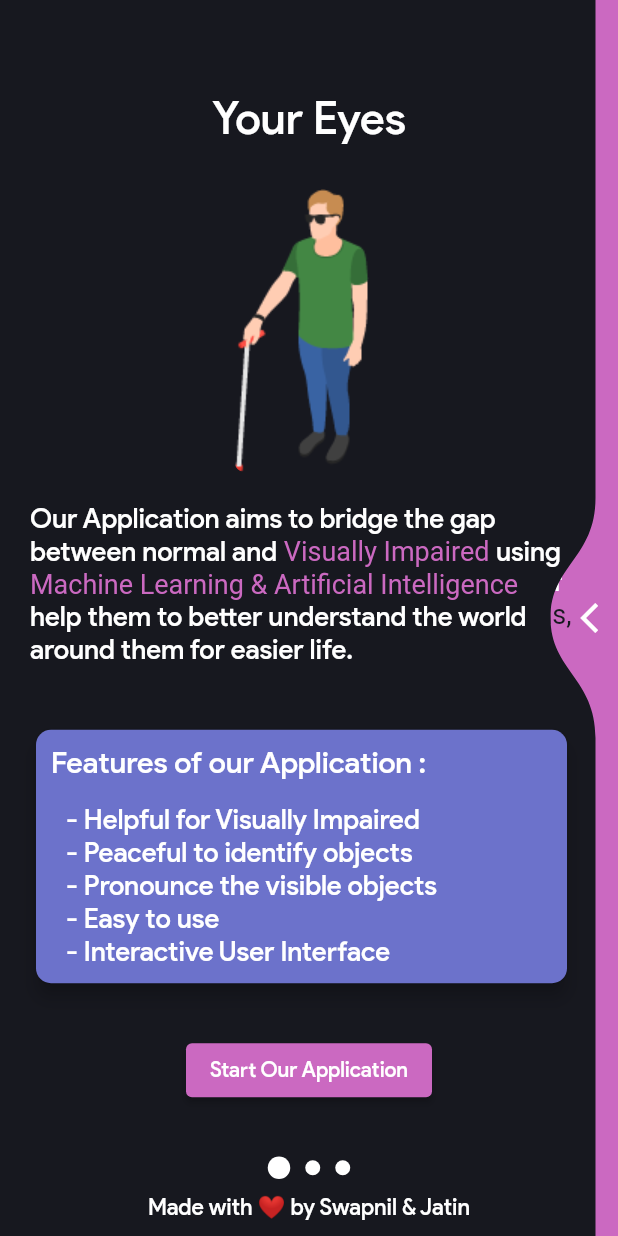
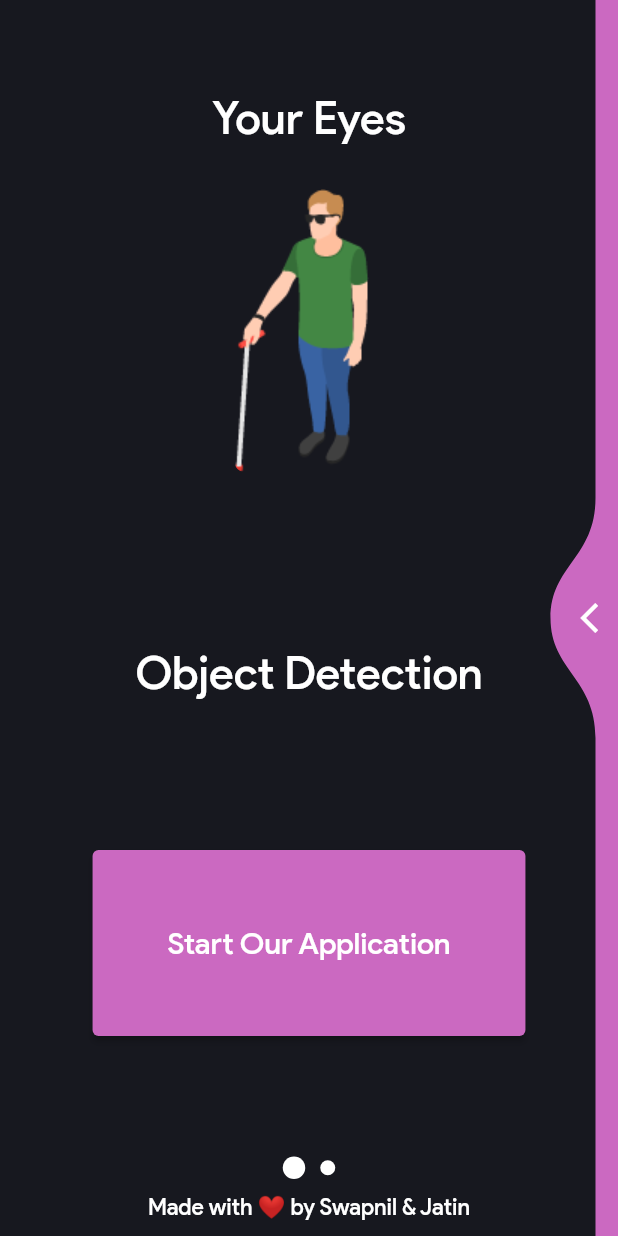
Before and after one commit to swapnilsparsh/YourEyes, a Flutter app: the screen it shows after launch, on a phone screen of 412 x 824 dp. Run offline on Flutter 3.47's test engine with Material 2 defaults, Android fonts, the phone set to English and light mode, and no system bars; drawn by our look-alikes of liquid_swipe; our stand-ins replace camera, flutter_tts, splashscreen; missing offline and left inert: telephony, tflite.

Commit message:
UI Changed

```diff
--- a/lib/content/page1.dart
+++ b/lib/content/page1.dart
@@ -43,76 +43,18 @@ class PageOne extends StatelessWidget {
                     borderRadius: BorderRadius.circular(8.0),
                     child: Image.asset('assets/images/your_eyes.png'),
                   ),
-                  SizedBox(
-                    height: 20.0,
-                  ),
-                  Text.rich(
-                    TextSpan(
-                      text:
-                          'Our Application aims to bridge the gap between normal and',
-                      style: TextStyle(
-                        fontSize: 18,
-                        fontFamily: 'OpenSans',
-                        decoration: TextDecoration.none,
-                        color: Colors.white,
-                      ),
-                      children: <TextSpan>[
-                        TextSpan(
-                          text: ' Visually Impaired ',
-                          style: TextStyle(
-                            fontStyle: FontStyle.normal,
-                            color: Color.fromRGBO(203, 105, 193, 1),
-                          ),
-                        ),
-                        TextSpan(
-                          text:
-                              'using',
-                        ),
-                        TextSpan(
-                          text: ' Machine Learning & Artificial Intelligence ',
-                          style: TextStyle(
-                            fontStyle: FontStyle.normal,
-                            color: Color.fromRGBO(203, 105, 193, 1),
-                          ),
-                        ),
-                        TextSpan(
-                          text:
-                              'help them to better understand the world around them for easier life.',
-                        ),
-                      ],
-                    ),
-                  )
                 ],
               ),
             ),
           ),
           Spacer(),
-          Column(
-            children: [
-              Container(
-                padding: new EdgeInsets.only(
-                  bottom: 10.0,
-                  left: 20.0,
-                  right: 30.0,
-                ),
-                child: Card(
-                  shape: RoundedRectangleBorder(
-                    borderRadius: BorderRadius.circular(10.0),
-                  ),
-                  color: Color.fromRGBO(108, 114, 203, 1),
-                  elevation: 5,
-                  child: Column(
-                    mainAxisSize: MainAxisSize.min,
-                    children: [
-                      Padding(
-                        padding: EdgeInsets.all(10.0),
-                        child: Align(
-                          alignment: Alignment.centerLeft,
+          Center(
+            child: Padding(
+              padding: EdgeInsets.only(top: 30.0),
               child: Text(
-                            'Features of our Application :',
-                            textAlign: TextAlign.left,
+                'Object Detection',
                 style: TextStyle(
-                              fontSize: 20,
+                  fontSize: 30,
                   fontFamily: 'OpenSans',
                   decoration: TextDecoration.none,
                   color: Colors.white,
@@ -120,38 +62,73 @@ class PageOne extends StatelessWidget {
               ),
             ),
           ),
-                      Padding(
-                        padding: EdgeInsets.only(
-                          top: 5.0,
-                          left: 20.0,
-                          right: 5.0,
-                          bottom: 10.0,
-                        ),
-                        child: Align(
-                          alignment: Alignment.centerLeft,
-                          child: Text(
-                            '- Helpful for Visually Impaired \n- Peaceful to identify objects \n- Pronounce the visible objects \n- Easy to use  \n- Interactive User Interface',
-                            textAlign: TextAlign.left,
-                            style: TextStyle(
-                              fontSize: 18,
-                              fontFamily: 'OpenSans',
-                              decoration: TextDecoration.none,
-                              color: Colors.white,
-                            ),
-                          ),
-                        ),
-                      ),
-                    ],
-                  ),
-                ),
-              ),
-            ],
-          ),
+          // Column(
+          //   children: [
+          //     Container(
+          //       padding: new EdgeInsets.only(
+          //         bottom: 10.0,
+          //         left: 20.0,
+          //         right: 30.0,
+          //       ),
+          //       child: Card(
+          //         shape: RoundedRectangleBorder(
+          //           borderRadius: BorderRadius.circular(10.0),
+          //         ),
+          //         color: Color.fromRGBO(108, 114, 203, 1),
+          //         elevation: 5,
+          //         child: Column(
+          //           mainAxisSize: MainAxisSize.min,
+          //           children: [
+          //             Padding(
+          //               padding: EdgeInsets.all(10.0),
+          //               child: Align(
+          //                 alignment: Alignment.centerLeft,
+          //                 child: Text(
+          //                   'Features of our Application :',
+          //                   textAlign: TextAlign.left,
+          //                   style: TextStyle(
+          //                     fontSize: 20,
+          //                     fontFamily: 'OpenSans',
+          //                     decoration: TextDecoration.none,
+          //                     color: Colors.white,
+          //                   ),
+          //                 ),
+          //               ),
+          //             ),
+          //             Padding(
+          //               padding: EdgeInsets.only(
+          //                 top: 5.0,
+          //                 left: 20.0,
+          //                 right: 5.0,
+          //                 bottom: 10.0,
+          //               ),
+          //               child: Align(
+          //                 alignment: Alignment.centerLeft,
+          //                 child: Text(
+          //                   '- Helpful for Visually Impaired \n- Peaceful to identify objects \n- Pronounce the visible objects \n- Easy to use  \n- Interactive User Interface',
+          //                   textAlign: TextAlign.left,
+          //                   style: TextStyle(
+          //                     fontSize: 18,
+          //                     fontFamily: 'OpenSans',
+          //                     decoration: TextDecoration.none,
+          //                     color: Colors.white,
+          //                   ),
+          //                 ),
+          //               ),
+          //             ),
+          //           ],
+          //         ),
+          //       ),
+          //     ),
+          //   ],
+          // ),
           SizedBox(height: 20.0),
+          Spacer(),
           ElevatedButton(
             style: ElevatedButton.styleFrom(
                 primary: Color.fromRGBO(203, 105, 193, 1), // background
-              onPrimary: Colors.white, // foreground
+                onPrimary: Colors.white,
+                padding: EdgeInsets.all(50.0) // foreground
                 ),
             onPressed: () {
               Navigator.push(
@@ -161,7 +138,10 @@ class PageOne extends StatelessWidget {
                 ),
               );
             },
-            child: Text('Start Our Application'),
+            child: Text(
+              'Start Our Application',
+              style: TextStyle(fontSize: 20.0),
+            ),
           ),
           Spacer(),
           Row(
@@ -186,15 +166,6 @@ class PageOne extends StatelessWidget {
                   shape: BoxShape.circle,
                 ),
               ),
-              SizedBox(width: 10),
-              Container(
-                width: 10.0,
-                height: 10.0,
-                decoration: new BoxDecoration(
-                  color: Colors.white,
-                  shape: BoxShape.circle,
-                ),
-              )
             ],
           ),
           MadeBy()
--- a/lib/content/page2.dart
+++ b/lib/content/page2.dart
@@ -19,7 +19,7 @@ class PageTwo extends StatelessWidget {
             child: Padding(
               padding: EdgeInsets.only(top: 30.0),
               child: Text(
-                'Braille Code',
+                'Your Eyes',
                 style: TextStyle(
                   fontSize: 30,
                   fontFamily: 'OpenSans',
@@ -43,71 +43,18 @@ class PageTwo extends StatelessWidget {
                     borderRadius: BorderRadius.circular(8.0),
                     child: Image.asset('assets/images/braille.png'),
                   ),
-                  SizedBox(
-                    height: 20.0,
-                  ),
-                  Text.rich(
-                    TextSpan(
-                      text: 'Braille Code is a tactile code enabling',
-                      style: TextStyle(
-                        fontSize: 18,
-                        fontFamily: 'OpenSans',
-                        decoration: TextDecoration.none,
-                        color: Colors.white,
-                      ),
-                      children: <TextSpan>[
-                        TextSpan(
-                          text: ' blind and visually impaired ',
-                          style: TextStyle(
-                            fontStyle: FontStyle.normal,
-                            color: Color.fromRGBO(23, 24, 31, 1),
-                          ),
-                        ),
-                        TextSpan(
-                          text:
-                              'people to read and write by touch, with various combinations of raised dots representing the',
-                        ),
-                        TextSpan(
-                          text: ' alphabet, words, punctuation and numbers. ',
-                          style: TextStyle(
-                            fontStyle: FontStyle.normal,
-                            color: Color.fromRGBO(23, 24, 31, 1),
-                          ),
-                        ),
-                      ],
-                    ),
-                  )
                 ],
               ),
             ),
           ),
           Spacer(),
-          Column(
-            children: [
-              Container(
-                padding: new EdgeInsets.only(
-                  bottom: 10.0,
-                  left: 20.0,
-                  right: 30.0,
-                ),
-                child: Card(
-                  shape: RoundedRectangleBorder(
-                    borderRadius: BorderRadius.circular(10.0),
-                  ),
-                  color: Color.fromRGBO(23, 24, 31, 1),
-                  elevation: 5,
-                  child: Column(
-                    mainAxisSize: MainAxisSize.min,
-                    children: [
-                      Padding(
-                        padding: EdgeInsets.all(10.0),
-                        child: Align(
-                          alignment: Alignment.centerLeft,
+          Center(
+            child: Padding(
+              padding: EdgeInsets.only(top: 30.0),
               child: Text(
-                            'Braille Code Includes:',
-                            textAlign: TextAlign.left,
+                'Currency Detection',
                 style: TextStyle(
-                              fontSize: 20,
+                  fontSize: 30,
                   fontFamily: 'OpenSans',
                   decoration: TextDecoration.none,
                   color: Colors.white,
@@ -115,38 +62,73 @@ class PageTwo extends StatelessWidget {
               ),
             ),
           ),
-                      Padding(
-                        padding: EdgeInsets.only(
-                          top: 5.0,
-                          left: 20.0,
-                          right: 5.0,
-                          bottom: 10.0,
-                        ),
-                        child: Align(
-                          alignment: Alignment.centerLeft,
-                          child: Text(
-                            '- Eight-dot braille \n- Letters \n- Formatting \n- Punctuation \n- Contractions',
-                            textAlign: TextAlign.left,
-                            style: TextStyle(
-                              fontSize: 18,
-                              fontFamily: 'OpenSans',
-                              decoration: TextDecoration.none,
-                              color: Colors.white,
-                            ),
-                          ),
-                        ),
-                      ),
-                    ],
-                  ),
-                ),
-              ),
-            ],
-          ),
+          Spacer(),
+          // Column(
+          //   children: [
+          //     Container(
+          //       padding: new EdgeInsets.only(
+          //         bottom: 10.0,
+          //         left: 20.0,
+          //         right: 30.0,
+          //       ),
+          //       child: Card(
+          //         shape: RoundedRectangleBorder(
+          //           borderRadius: BorderRadius.circular(10.0),
+          //         ),
+          //         color: Color.fromRGBO(23, 24, 31, 1),
+          //         elevation: 5,
+          //         child: Column(
+          //           mainAxisSize: MainAxisSize.min,
+          //           children: [
+          //             Padding(
+          //               padding: EdgeInsets.all(10.0),
+          //               child: Align(
+          //                 alignment: Alignment.centerLeft,
+          //                 child: Text(
+          //                   'Braille Code Includes:',
+          //                   textAlign: TextAlign.left,
+          //                   style: TextStyle(
+          //                     fontSize: 20,
+          //                     fontFamily: 'OpenSans',
+          //                     decoration: TextDecoration.none,
+          //                     color: Colors.white,
+          //                   ),
+          //                 ),
+          //               ),
+          //             ),
+          //             Padding(
+          //               padding: EdgeInsets.only(
+          //                 top: 5.0,
+          //                 left: 20.0,
+          //                 right: 5.0,
+          //                 bottom: 10.0,
+          //               ),
+          //               child: Align(
+          //                 alignment: Alignment.centerLeft,
+          //                 child: Text(
+          //                   '- Eight-dot braille \n- Letters \n- Formatting \n- Punctuation \n- Contractions',
+          //                   textAlign: TextAlign.left,
+          //                   style: TextStyle(
+          //                     fontSize: 18,
+          //                     fontFamily: 'OpenSans',
+          //                     decoration: TextDecoration.none,
+          //                     color: Colors.white,
+          //                   ),
+          //                 ),
+          //               ),
+          //             ),
+          //           ],
+          //         ),
+          //       ),
+          //     ),
+          //   ],
+          // ),
           SizedBox(height: 20.0),
           ElevatedButton(
             style: ElevatedButton.styleFrom(
-              primary: Color.fromRGBO(203, 105, 193, 1), // background
-              onPrimary: Colors.white, // foreground
+                primary: Color.fromRGBO(23, 24, 31, 1), // background
+                onPrimary: Colors.white,
+                padding: EdgeInsets.all(50.0) // foreground
                 ),
             onPressed: () {
               Navigator.push(
@@ -156,7 +138,10 @@ class PageTwo extends StatelessWidget {
                 ),
               );
             },
-            child: Text('Start Our Application'),
+            child: Text(
+              'Start Our Application',
+              style: TextStyle(fontSize: 20.0),
+            ),
           ),
           Spacer(),
           Row(
@@ -181,15 +166,6 @@ class PageTwo extends StatelessWidget {
                   shape: BoxShape.circle,
                 ),
               ),
-              SizedBox(width: 10),
-              Container(
-                width: 10.0,
-                height: 10.0,
-                decoration: new BoxDecoration(
-                  color: Colors.white,
-                  shape: BoxShape.circle,
-                ),
-              )
             ],
           ),
           MadeBy()
--- a/lib/content/page3.dart
+++ b/lib/content/page3.dart
@@ -18,7 +18,7 @@ class PageThree extends StatelessWidget {
             child: Padding(
               padding: EdgeInsets.only(top: 30.0),
               child: Text(
-                'Vision Skills',
+                'Your Eyes',
                 style: TextStyle(
                   fontSize: 30,
                   fontFamily: 'OpenSans',
@@ -43,44 +43,12 @@ class PageThree extends StatelessWidget {
                     child: Image.asset('assets/images/visionskills.png'),
                   ),
                   SizedBox(
-                    height: 20.0,
+                    height: 50.0,
                   ),
-                  Text.rich(
-                    TextSpan(
-                      text: 'Blind & Low Vision Skills Training,',
-                      style: TextStyle(
-                        fontSize: 18,
-                        fontFamily: 'OpenSans',
-                        decoration: TextDecoration.none,
-                        color: Colors.white,
-                      ),
-                      children: <TextSpan>[
-                        TextSpan(
-                          text: ' Light House Team ',
-                          style: TextStyle(
-                            fontStyle: FontStyle.normal,
-                            color: Color.fromRGBO(23, 24, 31, 1),
-                          ),
-                        ),
-                        TextSpan(
-                          text:
-                              'of teachers and specialists who are eager to help others (many of whom are low vision/blind themselves) are  highly trained in ',
-                        ),
-                        TextSpan(
-                          text: 'Blind & Low Vision Skills Training.',
-                          style: TextStyle(
-                            fontStyle: FontStyle.normal,
-                            color: Color.fromRGBO(23, 24, 31, 1),
-                          ),
-                        ),
-                      ],
-                    ),
-                  )
                 ],
               ),
             ),
           ),
-          Spacer(),
           Column(
             children: [
               Container(
--- a/lib/pages/home.dart
+++ b/lib/pages/home.dart
@@ -19,7 +19,6 @@ class HomePage extends StatefulWidget {
 }
 
 class _HomePageState extends State<HomePage> {
-
   List<dynamic> _recognitions;
   int _imageHeight = 0;
   int _imageWidth = 0;
@@ -74,13 +73,17 @@ class _HomePageState extends State<HomePage> {
                   padding: EdgeInsets.fromLTRB(10.0, 60.0, 10.0, 10.0),
                   child: ElevatedButton(
                     style: ElevatedButton.styleFrom(
-                      primary: Colors.blueAccent, // background
-                      onPrimary: Colors.white, // foreground
-                    ),
+                        primary: Colors.blueAccent, // background
+                        onPrimary: Colors.white,
+                        padding: EdgeInsets.all(30.0) // foreground
+                        ),
                     onPressed: () {
                       Navigator.pop(context);
                     },
-                    child: Text('Go Back'),
+                    child: Text(
+                      'Go Back',
+                      style: TextStyle(fontSize: 20.0),
+                    ),
                   ),
                 ),
                 LabelBox(
--- a/lib/pages/liquidswipe.dart
+++ b/lib/pages/liquidswipe.dart
@@ -13,7 +13,6 @@ class LiquidSwipeHome extends StatelessWidget {
       pages: [
         PageOne(),
         PageTwo(),
-        PageThree(),
       ],
       enableSideReveal: true,
       positionSlideIcon: 0.5,
--- a/lib/pages/splashscreen.dart
+++ b/lib/pages/splashscreen.dart
@@ -20,7 +20,7 @@ class _MySplashState extends State<MySplash> {
       photoSize: 180,
       loaderColor: Colors.white,
       loadingText: Text(
-        'Loading...\n\n Made with ❤️ by Jatin & Swapnil',
+        'Loading...\n\n Made with ❤️ by Jatin, Swapnil & Tript',
         textAlign: TextAlign.center,
         style: TextStyle(
           fontSize: 15.0,
--- a/lib/pages/splashscreen2.dart
+++ b/lib/pages/splashscreen2.dart
@@ -18,7 +18,7 @@ class _MySplashState extends State<MySplash2> {
       photoSize: 180,
       loaderColor: Colors.white,
       loadingText: Text(
-        'Loading...\n\n Made with ❤️ by Jatin & Swapnil',
+        'Loading...\n\n Made with ❤️ by Jatin, Swapnil & Tript',
         textAlign: TextAlign.center,
         style: TextStyle(
           fontSize: 15.0,
```
Also changed, not shown: assets/labels.txt (+7 -5 lines), 1 other file. Lines whose indentation alone changed are shown as unchanged.
